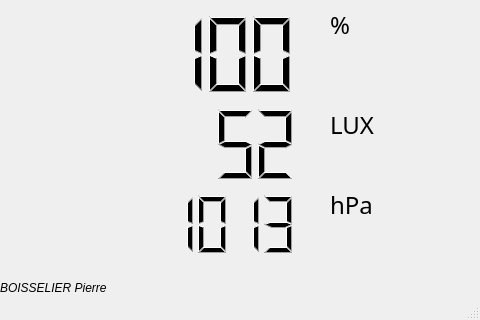
First picture: the form in weatherstation.ui, repository pboisselier/WeatherStation, before the edit; both pictures show x 0 to 480 and y 251 to 571 of the 480 by 571 pixel window.
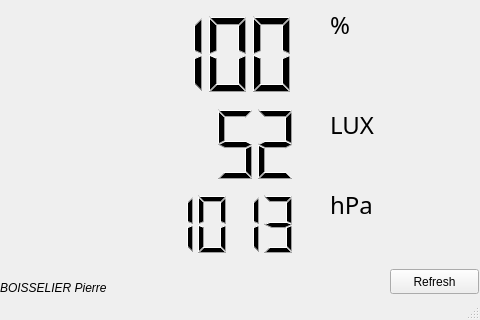
Second picture: the form after the edit.

Commit message: Finally a working weatherstation, not finished though

Patch:
```diff
--- a/weatherstation.ui
+++ b/weatherstation.ui
@@ -277,6 +277,19 @@
      <string>BOISSELIER Pierre</string>
     </property>
    </widget>
+   <widget class="QPushButton" name="refresh_btn">
+    <property name="geometry">
+     <rect>
+      <x>390</x>
+      <y>520</y>
+      <width>89</width>
+      <height>25</height>
+     </rect>
+    </property>
+    <property name="text">
+     <string>Refresh</string>
+    </property>
+   </widget>
   </widget>
   <widget class="QStatusBar" name="statusbar">
    <property name="enabled">
```
The commit also changes 4 other files.
